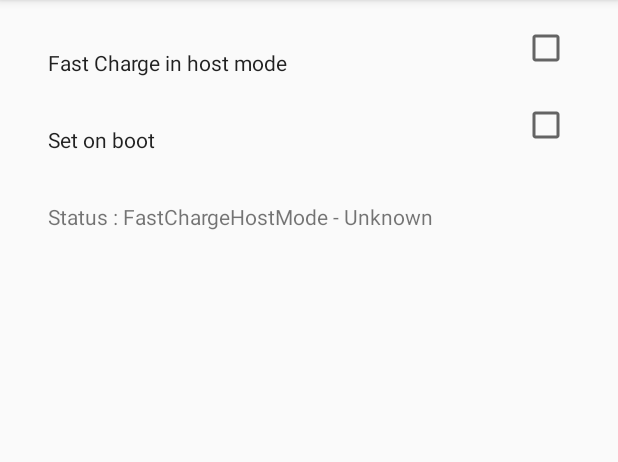
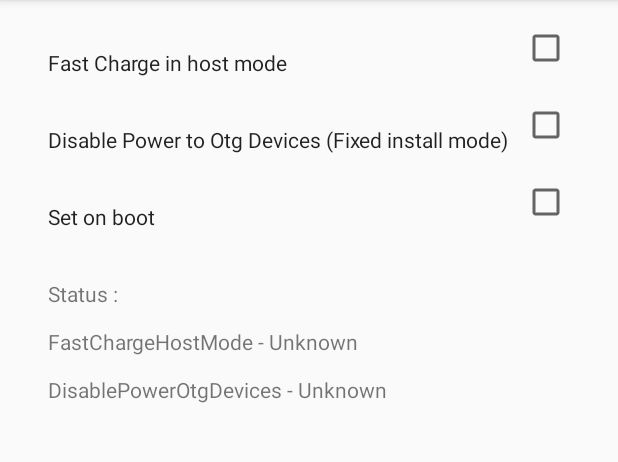
Before and after one commit to shantur/UsbModeHelper, an Android app: the screen it shows after launch (MainActivity), on a phone screen of 412 x 824 dp, the part 84-546 px from its top. Run offline under Robolectric (Android 15) with nearby library versions, the phone set to English and light mode, and no system bars; libraries missing offline, so code that uses them is left out: eu.chainfire.libsuperuser; 1 statement that could not run was skipped.

Commit message:
Add Fixed install mode configuration

```diff
--- a/app/src/main/java/com/shantur/usbmodehelper/MainActivity.java
+++ b/app/src/main/java/com/shantur/usbmodehelper/MainActivity.java
@@ -11,7 +11,6 @@ import android.widget.CheckedTextView;
 import android.widget.TextView;
 
 import java.util.List;
-import java.util.concurrent.Callable;
 
 import eu.chainfire.libsuperuser.Shell;
 
@@ -19,12 +18,15 @@ public class MainActivity extends AppCompatActivity {
 
     public static final String PREFS_NAME = "SharedPrefs";
     public static final String FAST_CHARGE_KEY = "FastChargeStatus";
+    public static final String POWER_OTG_DEVICES = "PowerOtgDevices";
     public static final String SET_ON_BOOT_KEY = "SetOnBoot";
 
     private CheckedTextView mFastChargeCheck;
     private CheckedTextView mSetOnBootCheck;
     private TextView mCurrentStatus;
-
+    private CheckedTextView mDisablePowerOtgDevicesCheck;
+    private String mFastChargeStatus = "";
+    private String mDisablePowerOtgDevicesStatus = "";
 
 
     @Override
@@ -43,6 +45,21 @@ public class MainActivity extends AppCompatActivity {
                 saveKey(MainActivity.this, FAST_CHARGE_KEY, newState);
             }
         });
+
+
+        mDisablePowerOtgDevicesCheck = (CheckedTextView) findViewById(R.id.disable_power_otg_check);
+
+        mDisablePowerOtgDevicesCheck.setOnClickListener(new View.OnClickListener() {
+            @Override
+            public void onClick(View v) {
+
+                boolean newState = !mDisablePowerOtgDevicesCheck.isChecked();
+                mDisablePowerOtgDevicesCheck.setChecked(newState);
+                setPowerOtgDevicesMode(newState);
+                saveKey(MainActivity.this, POWER_OTG_DEVICES, newState);
+            }
+        });
+
 
         mSetOnBootCheck = (CheckedTextView) findViewById(R.id.set_on_boot_check);
 
@@ -78,14 +95,64 @@ public class MainActivity extends AppCompatActivity {
     @Override
     protected void onResume() {
         super.onResume();
+        mFastChargeStatus = "";
+        mDisablePowerOtgDevicesStatus = "";
         getCurrentFastChargeValue();
+        getCurrentPowerOtgDevicesMode();
         mSetOnBootCheck.setChecked(getSavedKey(this, SET_ON_BOOT_KEY));
     }
 
-    private void refreshStatus(String fast_charge_mode) {
-        mCurrentStatus.setText("Status : " + fast_charge_mode);
+    private void refreshStatus() {
+        mCurrentStatus.setText("Status : \n\n" + mFastChargeStatus + "\n\n" + mDisablePowerOtgDevicesStatus);
     }
 
+    private void setPowerOtgDevicesMode(boolean enabled) {
+
+        setPowerOtgDevicesMode(enabled, new Callback() {
+            @Override
+            public void onComplete(List<String> result) {
+                getCurrentPowerOtgDevicesMode();
+            }
+        });
+    }
+
+    private void getCurrentPowerOtgDevicesMode() {
+        getCurrentPowerOtgDevicesMode(new Callback() {
+            @Override
+            public void onComplete(List<String> result) {
+                String powerOtg = "";
+
+                if(result != null && result.size() > 0) {
+                    powerOtg = result.get(0);
+                }
+
+                String status = "Unknown";
+
+                if (powerOtg.equals("1")) {
+                    status = "Enabled";
+                    mDisablePowerOtgDevicesCheck.setChecked(true);
+                } else if (powerOtg.equals("0")){
+                    status = "Disabled";
+                    mDisablePowerOtgDevicesCheck.setChecked(false);
+                }
+
+                mDisablePowerOtgDevicesStatus = "DisablePowerOtgDevices - " + status;
+                refreshStatus();
+            }
+        });
+    }
+
+    public static void getCurrentPowerOtgDevicesMode(Callback callback) {
+        runCommand("cat /sys/kernel/usbhost/usbhost_fixed_install_mode", callback);
+    }
+
+
+    public static void setPowerOtgDevicesMode(boolean enabled, Callback callback) {
+        Log.d("USBModeHelper", "DisablePowerOtgDevices (FixedInstall) Mode : " + enabled);
+        String value = enabled ? "1" : "0";
+
+        runCommand("echo " + value + " > /sys/kernel/usbhost/usbhost_fixed_install_mode", callback);
+    }
 
     private void setFastChargeMode(boolean enabled) {
         setFastChargeMode(enabled,  new Callback() {
@@ -124,7 +191,8 @@ public class MainActivity extends AppCompatActivity {
                     mFastChargeCheck.setChecked(false);
                 }
 
-                refreshStatus("FastChargeHostMode - " + status);
+                mFastChargeStatus = "FastChargeHostMode - " + status;
+                refreshStatus();
             }
         });
     }
--- a/app/src/main/res/layout/activity_main.xml
+++ b/app/src/main/res/layout/activity_main.xml
@@ -22,9 +22,21 @@
         android:text="@string/fast_charge_text"
         android:checkMark="?android:attr/listChoiceIndicatorMultiple" />
 
+    <CheckedTextView
+        android:layout_below="@id/fast_charge_check"
+        android:paddingBottom="@dimen/activity_vertical_margin"
+        android:paddingLeft="@dimen/activity_horizontal_margin"
+        android:paddingRight="@dimen/activity_horizontal_margin"
+        android:paddingTop="@dimen/activity_vertical_margin"
+        android:id="@+id/disable_power_otg_check"
+        android:layout_width="match_parent"
+        android:layout_height="wrap_content"
+        android:text="@string/power_otg_text"
+        android:checkMark="?android:attr/listChoiceIndicatorMultiple" />
+
 
     <CheckedTextView
-        android:layout_below="@id/fast_charge_check"
+        android:layout_below="@id/disable_power_otg_check"
         android:paddingBottom="@dimen/activity_vertical_margin"
         android:paddingLeft="@dimen/activity_horizontal_margin"
         android:paddingRight="@dimen/activity_horizontal_margin"
--- a/app/src/main/res/values/strings.xml
+++ b/app/src/main/res/values/strings.xml
@@ -1,5 +1,6 @@
 <resources>
     <string name="app_name">UsbModeHelper</string>
     <string name="fast_charge_text">Fast Charge in host mode</string>
+    <string name="power_otg_text">Disable Power to Otg Devices (Fixed install mode)</string>
     <string name="set_on_boot_text">Set on boot</string>
 </resources>
```
Also changed, not shown: app/src/main/java/com/shantur/usbmodehelper/BootCompleteReceiver.java (+15 -0 lines).
